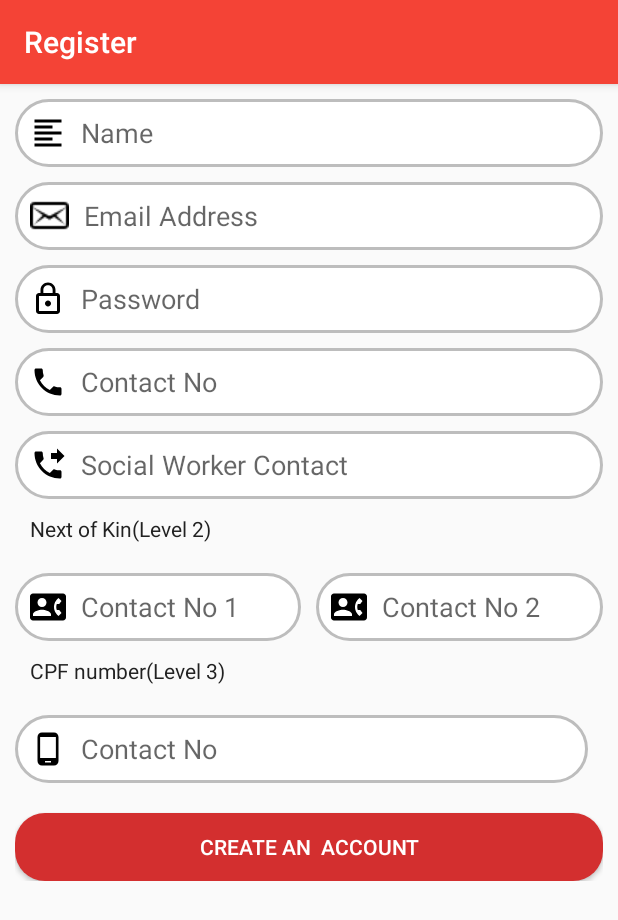
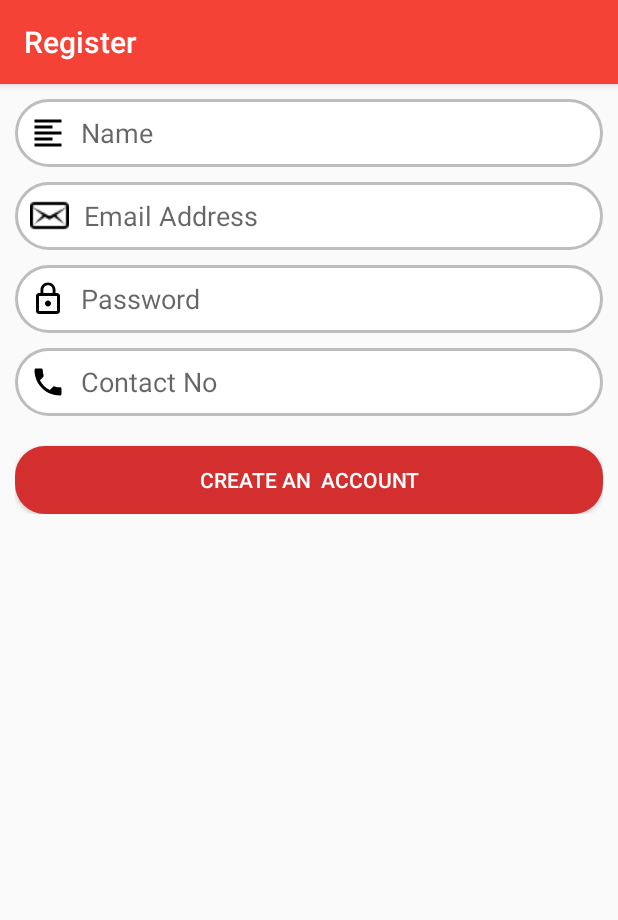
Before and after one commit to Codetribe-DopeCoders/Dope-Coders, an Android app: the RegisterActivity screen opened directly, with no data from a screen before it, on a phone screen of 412 x 824 dp. Shown: the top 920 px of the screen. Run offline under Robolectric (Android 15) with nearby library versions, the phone set to English and light mode, and no system bars; our stand-ins replace Firebase (no records; nobody signed in at launch, a user with empty details on screens opened directly); 4 statements that could not run were skipped.

Commit message:
updated version
updated version

```diff
--- a/app/src/main/res/layout/activity_register.xml
+++ b/app/src/main/res/layout/activity_register.xml
@@ -62,85 +62,6 @@
         android:layout_marginTop="10dp"
         android:hint="Contact No" />
 
-    <EditText
-        android:inputType="number"
-        android:id="@+id/register_social_worker"
-        android:layout_width="match_parent"
-        android:layout_height="@dimen/height"
-        android:drawableLeft="@drawable/ic_phone_forwarded_black_24dp"
-        android:drawablePadding="10dp"
-        android:paddingLeft="10dp"
-        android:background="@drawable/edittext"
-        android:layout_marginTop="10dp"
-        android:hint="Social Worker Contact" />
-
-    <TextView
-        android:layout_width="match_parent"
-        android:layout_height="wrap_content"
-        android:text="Next of Kin(Level 2)"
-        android:padding="10dp"
-        android:textColor="@color/primary_text" />
-
-    <LinearLayout
-        android:layout_width="match_parent"
-        android:layout_height="wrap_content"
-        android:orientation="horizontal">
-
-        <EditText
-            android:inputType="number"
-            android:id="@+id/register_contact1"
-            android:layout_width="0dp"
-            android:background="@drawable/edittext"
-            android:layout_height="@dimen/height"
-            android:layout_weight="1"
-            android:layout_marginRight="10dp"
-            android:layout_marginTop="10dp"
-            android:drawablePadding="10dp"
-            android:paddingLeft="10dp"
-            android:drawableLeft="@drawable/ic_contact_phone_black_24dp"
-            android:hint="Contact No 1" />
-
-        <EditText
-            android:inputType="number"
-            android:id="@+id/register_contact2"
-            android:layout_width="0dp"
-            android:layout_weight="1"
-            android:drawablePadding="10dp"
-            android:paddingLeft="10dp"
-            android:drawableLeft="@drawable/ic_contact_phone_black_24dp"
-            android:background="@drawable/edittext"
-            android:layout_height="@dimen/height"
-            android:layout_marginTop="10dp"
-            android:hint="Contact No 2" />
-    </LinearLayout>
-
-    <TextView
-        android:layout_width="match_parent"
-        android:layout_height="wrap_content"
-        android:text="CPF number(Level 3)"
-        android:padding="10dp"
-        android:textColor="@color/primary_text" />
-
-    <LinearLayout
-        android:layout_width="match_parent"
-        android:layout_height="wrap_content"
-        android:orientation="horizontal">
-
-        <EditText
-            android:inputType="number"
-            android:id="@+id/register_contact1cpf"
-            android:layout_width="0dp"
-            android:layout_height="@dimen/height"
-            android:layout_marginRight="10dp"
-            android:layout_weight="1"
-            android:background="@drawable/edittext"
-            android:layout_marginTop="10dp"
-            android:hint="Contact No"
-            android:drawablePadding="10dp"
-            android:paddingLeft="10dp"
-            android:drawableLeft="@drawable/ic_phone_android_black_24dp" />
-
-    </LinearLayout>
 
     <Button
         android:id="@+id/create_an_account"
```
